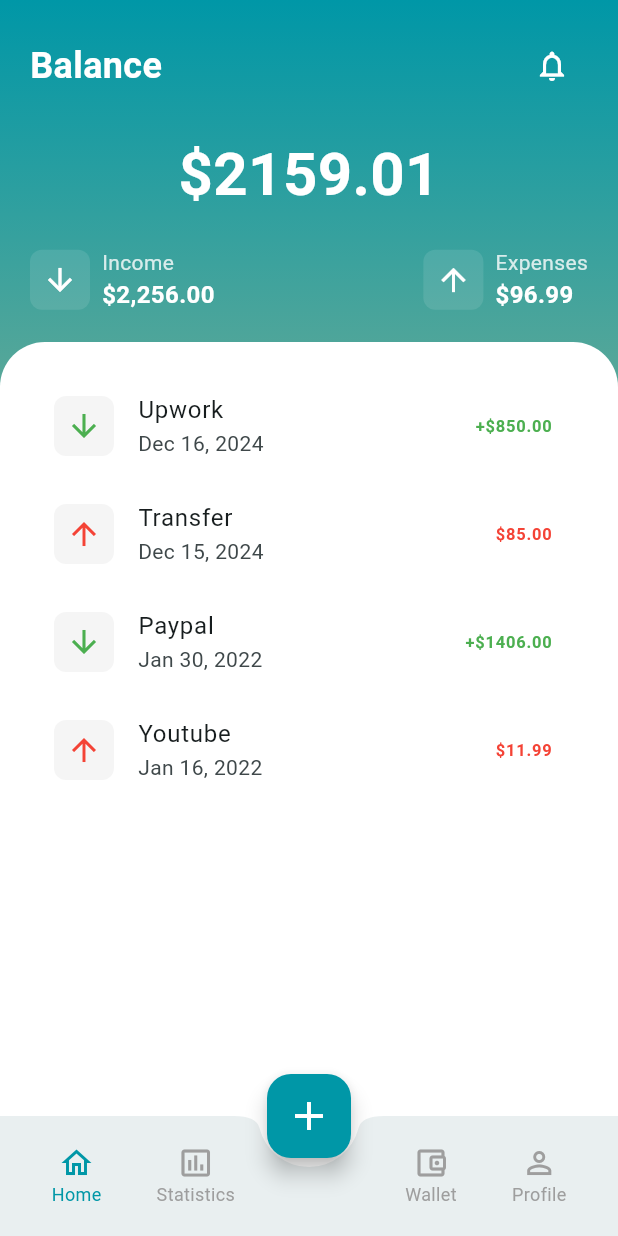
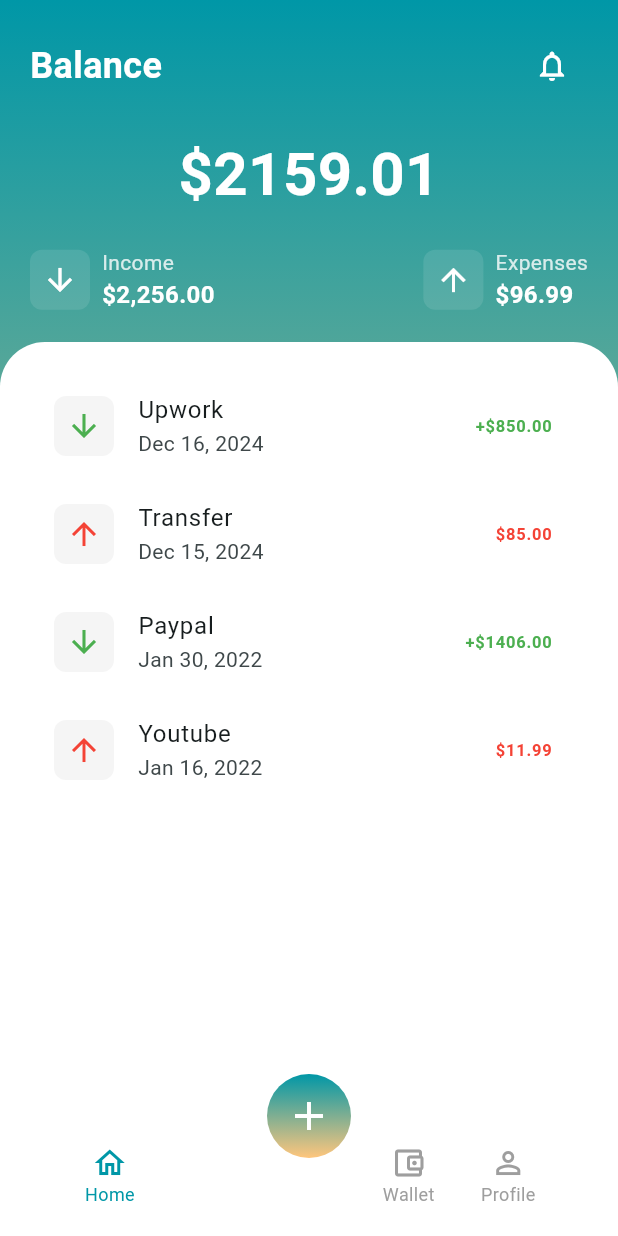
Before and after one commit to phcodesage/sage-expense-tracker, a Flutter app: the HomeScreen screen opened directly, after a tap on "Home", on a phone screen of 412 x 824 dp. Run offline on Flutter 3.47's test engine with Material 3 defaults, Android fonts, the phone set to English and light mode, and no system bars; our stand-ins replace cloud_firestore; accounts and stored records are empty.

Commit message:
adjusted: bottom navbar style

```diff
--- a/lib/main.dart
+++ b/lib/main.dart
@@ -180,19 +180,27 @@ class _HomeScreenState extends State<HomeScreen> {
           ],
         ),
       ),
-      floatingActionButton: FloatingActionButton(
+      floatingActionButton: Container(
+        decoration: BoxDecoration(
+          shape: BoxShape.circle,
+          gradient: const LinearGradient(
+            begin: Alignment.topCenter,
+            end: Alignment.bottomCenter,
+            colors: [
+              Color(0xFF0097A7),
+              Color(0xFFFFC67D),
+            ],
+          ),
+        ),
+        child: FloatingActionButton(
           onPressed: () {
             Navigator.push(
               context,
               MaterialPageRoute(builder: (context) => const AddExpenseScreen()),
             );
           },
-        backgroundColor: Theme.of(context).colorScheme.primary,
-        child: Container(
-          padding: const EdgeInsets.all(12),
-          decoration: const BoxDecoration(
-            shape: BoxShape.circle,
-          ),
+          elevation: 0,
+          backgroundColor: Colors.transparent,
           child: const Icon(
             Icons.add,
             color: Colors.white,
@@ -201,82 +209,121 @@ class _HomeScreenState extends State<HomeScreen> {
         ),
       ),
       floatingActionButtonLocation: FloatingActionButtonLocation.centerDocked,
-      bottomNavigationBar: BottomAppBar(
-        notchMargin: 6.0,
+      bottomNavigationBar: Container(
+        decoration: const BoxDecoration(
+          color: Colors.white,
+          borderRadius: BorderRadius.only(
+            bottomLeft: Radius.circular(30),
+            bottomRight: Radius.circular(30),
+          ),
+        ),
+        child: BottomAppBar(
+          elevation: 0,
+          color: Colors.transparent,
           shape: const CircularNotchedRectangle(),
+          notchMargin: 8,
           child: SizedBox(
             height: 60,
             child: Row(
-            mainAxisAlignment: MainAxisAlignment.spaceAround,
               children: [
-              _buildNavItem(
-                icon: Icons.home_outlined,
-                label: 'Home',
-                index: 0,
+                const SizedBox(width: 24),
+                Expanded(
+                  child: InkWell(
+                    onTap: () => setState(() => _selectedIndex = 0),
+                    child: Column(
+                      mainAxisAlignment: MainAxisAlignment.center,
+                      children: [
+                        Icon(
+                          Icons.home_outlined,
+                          color: _selectedIndex == 0
+                              ? Theme.of(context).colorScheme.primary
+                              : Colors.grey,
                         ),
-              _buildNavItem(
-                icon: Icons.insert_chart_outlined,
-                label: 'Statistics',
-                index: 1,
+                        Text(
+                          'Home',
+                          style: TextStyle(
+                            color: _selectedIndex == 0
+                                ? Theme.of(context).colorScheme.primary
+                                : Colors.grey,
+                            fontSize: 12,
                           ),
-              const SizedBox(width: 40), // Gap for FAB
-              _buildNavItem(
-                icon: Icons.account_balance_wallet_outlined,
-                label: 'Wallet',
-                index: 2,
-              ),
-              _buildNavItem(
-                icon: Icons.person_outline,
-                label: 'Profile',
-                index: 3,
                         ),
                       ],
                     ),
                   ),
                 ),
-    );
-  }
-
-  Widget _buildNavItem({
-    required IconData icon,
-    required String label,
-    required int index,
-  }) {
-    final isSelected = _selectedIndex == index;
-    return InkWell(
+                const Spacer(flex: 2),
+                Expanded(
+                  child: InkWell(
                     onTap: () {
-        setState(() => _selectedIndex = index);
-        if (index == 2) { // Wallet index
+                      setState(() => _selectedIndex = 1);
                       Navigator.push(
                         context,
-            MaterialPageRoute(builder: (context) => const WalletScreen()),
-          );
-        } else if (index == 3) { // Profile index
-          Navigator.push(
-            context,
-            MaterialPageRoute(builder: (context) => const ProfileScreen()),
-          );
-        }
+                        MaterialPageRoute(
+                          builder: (context) => const WalletScreen(),
+                        ),
+                      ).then((_) => setState(() => _selectedIndex = 0));
                     },
                     child: Column(
-        mainAxisSize: MainAxisSize.min,
+                      mainAxisAlignment: MainAxisAlignment.center,
                       children: [
                         Icon(
-            icon,
-            color: isSelected
+                          Icons.account_balance_wallet_outlined,
+                          color: _selectedIndex == 1
                               ? Theme.of(context).colorScheme.primary
                               : Colors.grey,
                         ),
                         Text(
-            label,
+                          'Wallet',
                           style: TextStyle(
+                            color: _selectedIndex == 1
+                                ? Theme.of(context).colorScheme.primary
+                                : Colors.grey,
                             fontSize: 12,
-              color: isSelected
+                          ),
+                        ),
+                      ],
+                    ),
+                  ),
+                ),
+                Expanded(
+                  child: InkWell(
+                    onTap: () {
+                      setState(() => _selectedIndex = 2);
+                      Navigator.push(
+                        context,
+                        MaterialPageRoute(
+                          builder: (context) => const ProfileScreen(),
+                        ),
+                      ).then((_) => setState(() => _selectedIndex = 0));
+                    },
+                    child: Column(
+                      mainAxisAlignment: MainAxisAlignment.center,
+                      children: [
+                        Icon(
+                          Icons.person_outline,
+                          color: _selectedIndex == 2
                               ? Theme.of(context).colorScheme.primary
                               : Colors.grey,
                         ),
+                        Text(
+                          'Profile',
+                          style: TextStyle(
+                            color: _selectedIndex == 2
+                                ? Theme.of(context).colorScheme.primary
+                                : Colors.grey,
+                            fontSize: 12,
+                          ),
                         ),
                       ],
+                    ),
+                  ),
+                ),
+                const SizedBox(width: 24),
+              ],
+            ),
+          ),
+        ),
       ),
     );
   }
```
Lines whose indentation alone changed are shown as unchanged.
